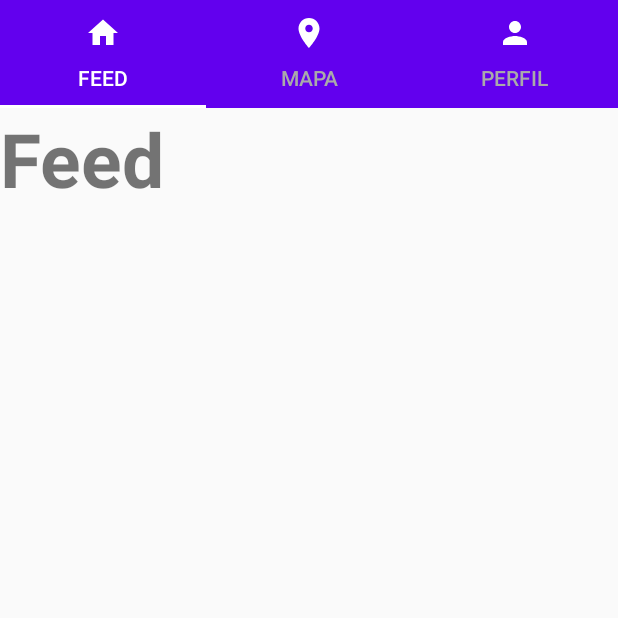
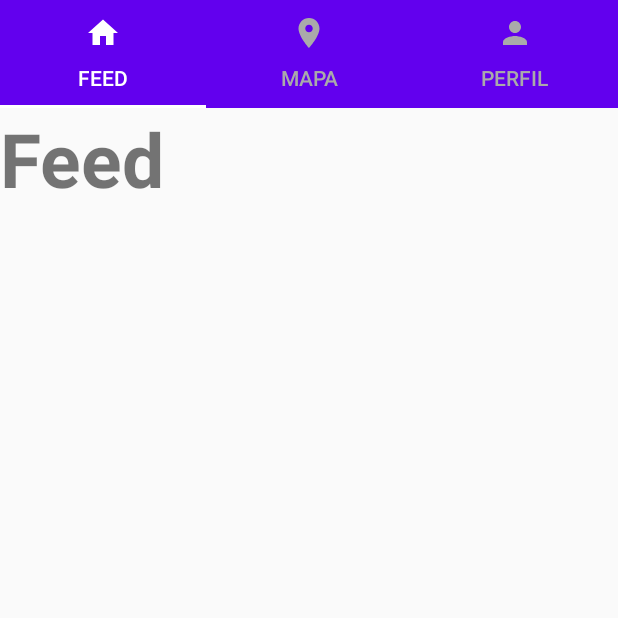
Before and after one commit to madson-rodrigues/app-PromoGela, an Android app: the screen it shows after launch (MainActivity), on a phone screen of 412 x 824 dp, the top half of it. Run offline under Robolectric (Android 15) with nearby library versions, the phone set to English and light mode, and no system bars.

Commit message:
TabLayout all ok!

```diff
--- a/app/src/main/java/com/example/promogela/MainActivity.java
+++ b/app/src/main/java/com/example/promogela/MainActivity.java
@@ -37,14 +37,14 @@ public class MainActivity extends AppCompatActivity {
         prepareViewPager(viewPager, arrayList);
 
         tabLayout.setupWithViewPager(viewPager);
-
+        //setting the tab icons
         tabLayout.getTabAt(0).setIcon(R.drawable.ic_feed);
         tabLayout.getTabAt(1).setIcon(R.drawable.ic_mapa);
         tabLayout.getTabAt(2).setIcon(R.drawable.ic_perfil);
-
+        //setting the tab icon colors, in order to start the app with the right colors
         tabLayout.getTabAt(0).getIcon().setColorFilter(getResources().getColor(android.R.color.white), PorterDuff.Mode.SRC_IN);
-        tabLayout.getTabAt(1).getIcon().setColorFilter(getResources().getColor(android.R.color.white), PorterDuff.Mode.SRC_IN);
-        tabLayout.getTabAt(2).getIcon().setColorFilter(getResources().getColor(android.R.color.white), PorterDuff.Mode.SRC_IN);
+        tabLayout.getTabAt(1).getIcon().setColorFilter(getResources().getColor(android.R.color.darker_gray), PorterDuff.Mode.SRC_IN);
+        tabLayout.getTabAt(2).getIcon().setColorFilter(getResources().getColor(android.R.color.darker_gray), PorterDuff.Mode.SRC_IN);
 
         tabLayout.addOnTabSelectedListener(new TabLayout.OnTabSelectedListener() {
             @Override
@@ -57,6 +57,7 @@ public class MainActivity extends AppCompatActivity {
                     }
                 }
             }
+
 
             @Override
             public void onTabUnselected(TabLayout.Tab tab) {
@@ -73,22 +74,22 @@ public class MainActivity extends AppCompatActivity {
 
     private void prepareViewPager(ViewPager viewPager, ArrayList<String> arrayList) {
         MainAdapter adapter = new MainAdapter(getSupportFragmentManager());
-        // inicializar main fragment
+
         MainFragment fragment = new MainFragment();
 
         for(int i=0; i<arrayList.size(); i++){
-            //iniciar bundle
+            //init bundle
             Bundle bundle = new Bundle();
-            //colocar string
+
             bundle.putString("title", arrayList.get(i));
-            //setar argumentos
+
             fragment.setArguments(bundle);
-            //adicionar fragmento
+
             adapter.addFragment(fragment, arrayList.get(i));
-            //definir novo fragmento
+
             fragment = new MainFragment();
         }
-        //setar adapter
+
         viewPager.setAdapter(adapter);
 
     }
--- a/app/src/main/java/com/example/promogela/MainFragment.java
+++ b/app/src/main/java/com/example/promogela/MainFragment.java
@@ -60,8 +60,6 @@ public class MainFragment extends Fragment {
     public View onCreateView(LayoutInflater inflater, ViewGroup container,
                              Bundle savedInstanceState) {
         // Inflate the layout for this fragment
-
-        //iniciar view
         View view = inflater.inflate(R.layout.fragment_main, container, false);
 
         TextView textView = view.findViewById(R.id.text_view);
--- a/app/src/main/res/values/strings.xml
+++ b/app/src/main/res/values/strings.xml
@@ -2,4 +2,5 @@
     <string name="app_name">PromoGela</string>
     <!-- TODO: Remove or change this placeholder text -->
     <string name="hello_blank_fragment">Hello blank fragment</string>
+
 </resources>
```
